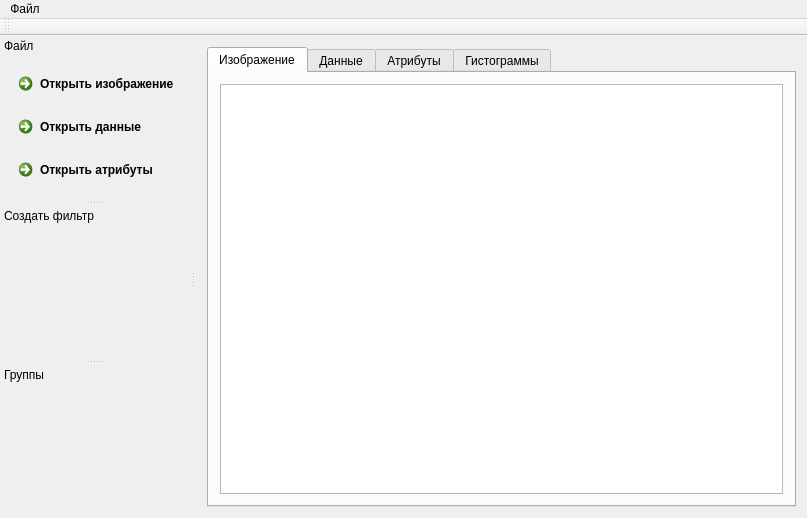
Above: mainwindow.ui from gurmaaan/ObjectsClassifier before the change. Below: the same form after it.
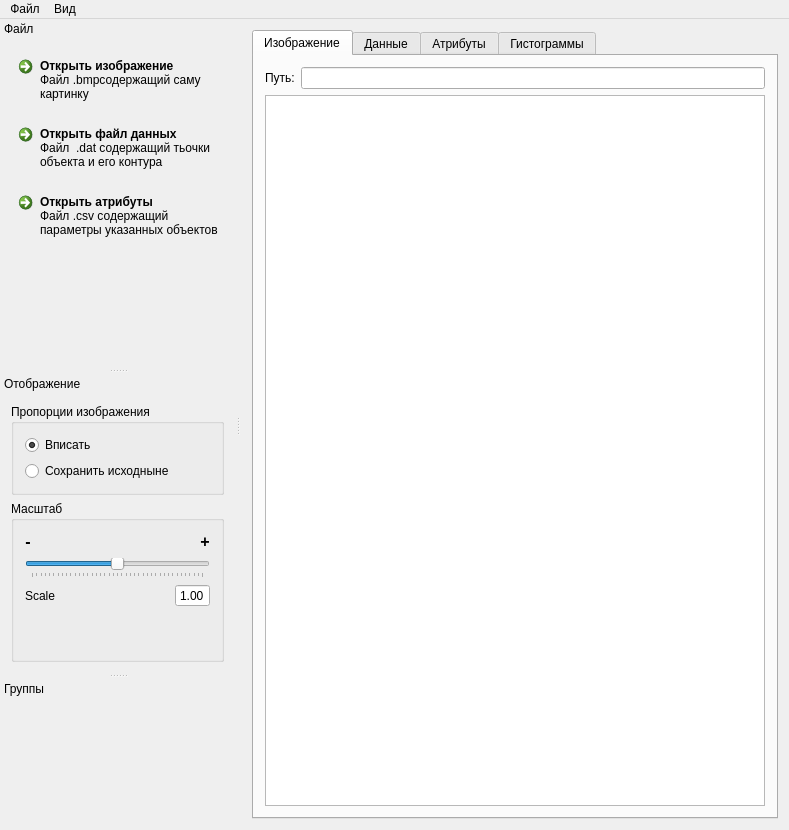
That is the form after the change. The open tabs and pages were chosen to show the change. Icons and pictures are not drawn. Custom widgets are drawn as their Qt base class.

Commit message:
Отображение изображения + создание модели
Полностью готов ресайз и прокрутка
Создаан окончательная модель данных

```diff
--- a/mainwindow.ui
+++ b/mainwindow.ui
@@ -6,15 +6,15 @@
    <rect>
     <x>0</x>
     <y>0</y>
-    <width>807</width>
-    <height>518</height>
+    <width>780</width>
+    <height>830</height>
    </rect>
   </property>
   <property name="windowTitle">
    <string>Распределение объектов</string>
   </property>
   <widget class="QWidget" name="centralWidget">
-   <layout class="QHBoxLayout" name="horizontalLayout">
+   <layout class="QVBoxLayout" name="verticalLayout_8">
     <item>
      <widget class="QTabWidget" name="tabWidget">
       <property name="currentIndex">
@@ -24,9 +24,37 @@
        <attribute name="title">
         <string>Изображение</string>
        </attribute>
-       <layout class="QVBoxLayout" name="verticalLayout_2">
+       <layout class="QHBoxLayout" name="horizontalLayout_2">
         <item>
-         <widget class="QGraphicsView" name="graphicsView"/>
+         <layout class="QVBoxLayout" name="verticalLayout_2">
+          <item>
+           <layout class="QHBoxLayout" name="horizontalLayout">
+            <item>
+             <widget class="QLabel" name="img_path_label">
+              <property name="text">
+               <string>Путь:</string>
+              </property>
+              <property name="buddy">
+               <cstring>img_path_lineEdit</cstring>
+              </property>
+             </widget>
+            </item>
+            <item>
+             <widget class="QLineEdit" name="img_path_lineEdit"/>
+            </item>
+           </layout>
+          </item>
+          <item>
+           <widget class="QGraphicsView" name="graphicsView">
+            <property name="minimumSize">
+             <size>
+              <width>500</width>
+              <height>500</height>
+             </size>
+            </property>
+           </widget>
+          </item>
+         </layout>
         </item>
        </layout>
       </widget>
@@ -110,11 +138,11 @@
     <rect>
      <x>0</x>
      <y>0</y>
-     <width>807</width>
+     <width>780</width>
      <height>21</height>
     </rect>
    </property>
-   <widget class="QMenu" name="menu">
+   <widget class="QMenu" name="fileMenu">
     <property name="title">
      <string>Файл</string>
     </property>
@@ -124,33 +152,24 @@
     <addaction name="separator"/>
     <addaction name="closeAct"/>
    </widget>
-   <addaction name="menu"/>
-  </widget>
-  <widget class="QToolBar" name="toolBar">
-   <property name="windowTitle">
-    <string>toolBar</string>
-   </property>
-   <property name="iconSize">
-    <size>
-     <width>35</width>
-     <height>35</height>
-    </size>
-   </property>
-   <property name="toolButtonStyle">
-    <enum>Qt::ToolButtonTextUnderIcon</enum>
-   </property>
-   <attribute name="toolBarArea">
-    <enum>TopToolBarArea</enum>
-   </attribute>
-   <attribute name="toolBarBreak">
-    <bool>false</bool>
-   </attribute>
+   <widget class="QMenu" name="viewMenu">
+    <property name="title">
+     <string>Вид</string>
+    </property>
+    <addaction name="ignoreRatioAct"/>
+    <addaction name="keepRatioAct"/>
+    <addaction name="separator"/>
+    <addaction name="zoomInAct"/>
+    <addaction name="zoomOutAct"/>
+   </widget>
+   <addaction name="fileMenu"/>
+   <addaction name="viewMenu"/>
   </widget>
   <widget class="QDockWidget" name="file_dock">
    <property name="minimumSize">
     <size>
-     <width>190</width>
-     <height>157</height>
+     <width>196</width>
+     <height>169</height>
     </size>
    </property>
    <property name="floating">
@@ -171,7 +190,7 @@
    <widget class="QWidget" name="dockWidgetContents">
     <layout class="QVBoxLayout" name="verticalLayout">
      <item>
-      <widget class="QCommandLinkButton" name="openDataBut">
+      <widget class="QCommandLinkButton" name="openImgBut">
        <property name="text">
         <string>Открыть изображение</string>
        </property>
@@ -179,17 +198,35 @@
         <iconset resource="sources.qrc">
          <normaloff>:/icons/open_image_ic.png</normaloff>:/icons/open_image_ic.png</iconset>
        </property>
+       <property name="checkable">
+        <bool>true</bool>
+       </property>
+       <property name="description">
+        <string>Файл .bmpсодержащий саму картинку</string>
+       </property>
       </widget>
      </item>
      <item>
-      <widget class="QCommandLinkButton" name="openImgBut">
+      <widget class="QCommandLinkButton" name="openDataBut">
        <property name="text">
-        <string>Открыть данные</string>
+        <string>Открыть файл данных</string>
        </property>
        <property name="icon">
         <iconset resource="sources.qrc">
          <normaloff>:/icons/add_param_ic.png</normaloff>:/icons/add_param_ic.png</iconset>
        </property>
+       <property name="checkable">
+        <bool>true</bool>
+       </property>
+       <property name="checked">
+        <bool>false</bool>
+       </property>
+       <property name="default">
+        <bool>false</bool>
+       </property>
+       <property name="description">
+        <string>Файл  .dat содержащий тьочки объекта и его контура</string>
+       </property>
       </widget>
      </item>
      <item>
@@ -201,16 +238,48 @@
         <iconset resource="sources.qrc">
          <normaloff>:/icons/view_groups_objects_ic.png</normaloff>:/icons/view_groups_objects_ic.png</iconset>
        </property>
+       <property name="checkable">
+        <bool>true</bool>
+       </property>
+       <property name="description">
+        <string>Файл .csv содержащий параметры указанных объектов</string>
+       </property>
       </widget>
      </item>
+     <item>
+      <spacer name="verticalSpacer_2">
+       <property name="orientation">
+        <enum>Qt::Vertical</enum>
+       </property>
+       <property name="sizeHint" stdset="0">
+        <size>
+         <width>20</width>
+         <height>40</height>
+        </size>
+       </property>
+      </spacer>
+     </item>
+     <item>
+      <spacer name="verticalSpacer">
+       <property name="orientation">
+        <enum>Qt::Vertical</enum>
+       </property>
+       <property name="sizeHint" stdset="0">
+        <size>
+         <width>20</width>
+         <height>40</height>
+        </size>
+       </property>
+      </spacer>
+     </item>
     </layout>
    </widget>
   </widget>
   <widget class="QDockWidget" name="filter_dock">
    <property name="minimumSize">
     <size>
-     <width>150</width>
-     <height>150</height>
+     <width>235</width>
+     <height>288</height>
     </size>
    </property>
    <property name="features">
@@ -220,12 +289,174 @@
     <set>Qt::LeftDockWidgetArea</set>
    </property>
    <property name="windowTitle">
-    <string>Создать фильтр</string>
+    <string>Отображение</string>
    </property>
    <attribute name="dockWidgetArea">
     <number>1</number>
    </attribute>
-   <widget class="QWidget" name="dockWidgetContents_2"/>
+   <widget class="QWidget" name="viewDockContent">
+    <layout class="QVBoxLayout" name="verticalLayout_11">
+     <item>
+      <widget class="QGroupBox" name="ratioGroupBox">
+       <property name="title">
+        <string>Пропорции изображения</string>
+       </property>
+       <layout class="QVBoxLayout" name="verticalLayout_9">
+        <item>
+         <widget class="QRadioButton" name="ignoreRatioBut">
+          <property name="text">
+           <string>Вписать</string>
+          </property>
+          <property name="checked">
+           <bool>true</bool>
+          </property>
+         </widget>
+        </item>
+        <item>
+         <widget class="QRadioButton" name="keepRatioBut">
+          <property name="text">
+           <string>Сохранить исходныне</string>
+          </property>
+         </widget>
+        </item>
+       </layout>
+      </widget>
+     </item>
+     <item>
+      <widget class="QGroupBox" name="zoomGropBox">
+       <property name="title">
+        <string>Масштаб</string>
+       </property>
+       <layout class="QVBoxLayout" name="verticalLayout_10">
+        <item>
+         <layout class="QHBoxLayout" name="horizontalLayout_3">
+          <item>
+           <widget class="QLabel" name="zoomSliderMinus">
+            <property name="text">
+             <string>&lt;html&gt;&lt;head/&gt;&lt;body&gt;&lt;p&gt;&lt;span style=&quot; font-size:12pt; font-weight:600;&quot;&gt;-&lt;/span&gt;&lt;/p&gt;&lt;/body&gt;&lt;/html&gt;</string>
+            </property>
+            <property name="alignment">
+             <set>Qt::AlignCenter</set>
+            </property>
+            <property name="buddy">
+             <cstring>zoomRatioSlider</cstring>
+            </property>
+           </widget>
+          </item>
+          <item>
+           <spacer name="zoomSpacer">
+            <property name="orientation">
+             <enum>Qt::Horizontal</enum>
+            </property>
+            <property name="sizeHint" stdset="0">
+             <size>
+              <width>40</width>
+              <height>20</height>
+             </size>
+            </property>
+           </spacer>
+          </item>
+          <item>
+           <widget class="QLabel" name="zoomSliderPluse">
+            <property name="text">
+             <string>&lt;html&gt;&lt;head/&gt;&lt;body&gt;&lt;p&gt;&lt;span style=&quot; font-size:12pt; font-weight:600;&quot;&gt;+&lt;/span&gt;&lt;/p&gt;&lt;/body&gt;&lt;/html&gt;</string>
+            </property>
+            <property name="alignment">
+             <set>Qt::AlignCenter</set>
+            </property>
+            <property name="buddy">
+             <cstring>zoomRatioSlider</cstring>
+            </property>
+           </widget>
+          </item>
+         </layout>
+        </item>
+        <item>
+         <widget class="QSlider" name="zoomRatioSlider">
+          <property name="minimum">
+           <number>-100</number>
+          </property>
+          <property name="maximum">
+           <number>100</number>
+          </property>
+          <property name="singleStep">
+           <number>5</number>
+          </property>
+          <property name="orientation">
+           <enum>Qt::Horizontal</enum>
+          </property>
+          <property name="tickPosition">
+           <enum>QSlider::TicksBelow</enum>
+          </property>
+         </widget>
+        </item>
+        <item>
+         <layout class="QHBoxLayout" name="horizontalLayout_4">
+          <item>
+           <widget class="QLabel" name="zommRatioLabel">
+            <property name="text">
+             <string>Scale</string>
+            </property>
+            <property name="buddy">
+             <cstring>zoomSpinbox</cstring>
+            </property>
+           </widget>
+          </item>
+          <item>
+           <spacer name="horizontalSpacer_2">
+            <property name="orientation">
+             <enum>Qt::Horizontal</enum>
+            </property>
+            <property name="sizeHint" stdset="0">
+             <size>
+              <width>40</width>
+              <height>20</height>
+             </size>
+            </property>
+           </spacer>
+          </item>
+          <item>
+           <widget class="QDoubleSpinBox" name="zoomSpinbox">
+            <property name="wrapping">
+             <bool>false</bool>
+            </property>
+            <property name="buttonSymbols">
+             <enum>QAbstractSpinBox::NoButtons</enum>
+            </property>
+            <property name="minimum">
+             <double>0.000000000000000</double>
+            </property>
+            <property name="maximum">
+             <double>2.000000000000000</double>
+            </property>
+            <property name="singleStep">
+             <double>0.050000000000000</double>
+            </property>
+            <property name="value">
+             <double>1.000000000000000</double>
+            </property>
+           </widget>
+          </item>
+         </layout>
+        </item>
+        <item>
+         <spacer name="verticalSpacer_3">
+          <property name="orientation">
+           <enum>Qt::Vertical</enum>
+          </property>
+          <property name="sizeHint" stdset="0">
+           <size>
+            <width>20</width>
+            <height>40</height>
+           </size>
+          </property>
+         </spacer>
+        </item>
+       </layout>
+      </widget>
+     </item>
+    </layout>
+   </widget>
   </widget>
   <widget class="QDockWidget" name="dockWidget_3">
    <property name="minimumSize">
```
Left out of the diff: 77 changed lines with no effect on the pictures. The commit also changes 10 other files.
